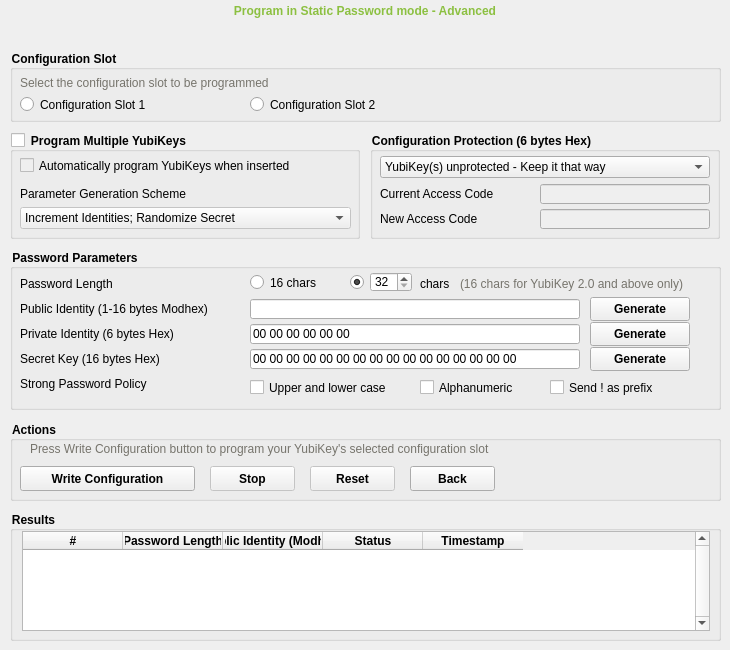
This is src/ui/staticpage.ui in Yubico/yubikey-personalization-gui-dpkg as Qt 5 draws it before an edit. The edited form follows.
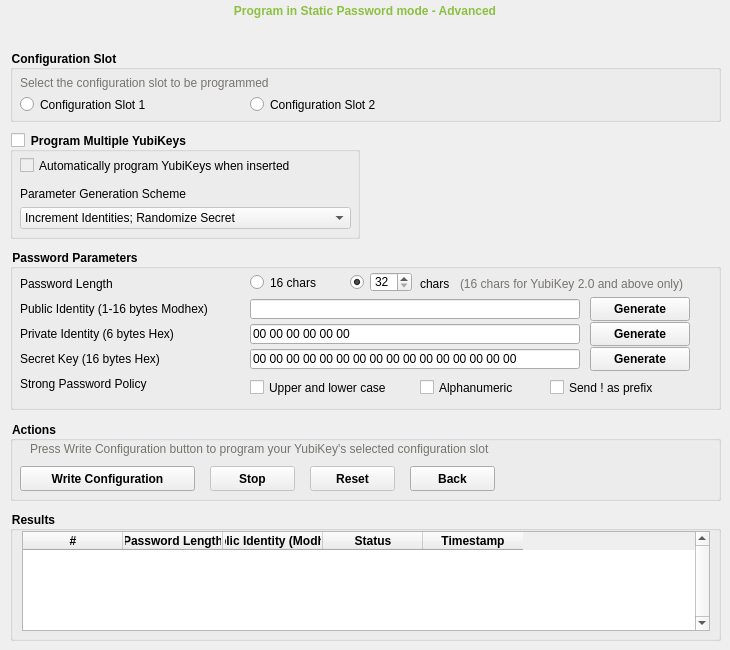
This is the edited form. The open tabs and pages were chosen to show the change. Icons and pictures are not drawn. Custom widgets are drawn as their Qt base class.

What changed in the file:
```diff
--- a/src/ui/staticpage.ui
+++ b/src/ui/staticpage.ui
@@ -1799,198 +1799,6 @@
      </property>
     </widget>
    </widget>
-   <widget class="QGroupBox" name="advConfigProtectionBox">
-    <property name="geometry">
-     <rect>
-      <x>370</x>
-      <y>132</y>
-      <width>350</width>
-      <height>107</height>
-     </rect>
-    </property>
-    <property name="styleSheet">
-     <string notr="true">font-weight: bold;
-</string>
-    </property>
-    <property name="title">
-     <string>Configuration Protection (6 bytes Hex)</string>
-    </property>
-    <widget class="QComboBox" name="advConfigProtectionCombo">
-     <property name="geometry">
-      <rect>
-       <x>10</x>
-       <y>24</y>
-       <width>330</width>
-       <height>22</height>
-      </rect>
-     </property>
-     <property name="styleSheet">
-      <string notr="true">font-weight: normal;</string>
-     </property>
-     <item>
-      <property name="text">
-       <string>YubiKey(s) unprotected - Keep it that way</string>
-      </property>
-     </item>
-     <item>
-      <property name="text">
-       <string>YubiKey(s) unprotected - Enable protection</string>
-      </property>
-     </item>
-     <item>
-      <property name="text">
-       <string>YubiKey(s) protected - Disable protection</string>
-      </property>
-     </item>
-     <item>
-      <property name="text">
-       <string>YubiKey(s) protected - Keep it that way</string>
-      </property>
-     </item>
-     <item>
-      <property name="text">
-       <string>YubiKey(s) protected - Change access code</string>
-      </property>
-     </item>
-    </widget>
-    <widget class="QLineEdit" name="advCurrentAccessCodeTxt">
-     <property name="enabled">
-      <bool>false</bool>
-     </property>
-     <property name="geometry">
-      <rect>
-       <x>170</x>
-       <y>52</y>
-       <width>170</width>
-       <height>20</height>
-      </rect>
-     </property>
-     <property name="styleSheet">
-      <string notr="true">font-weight: normal;</string>
-     </property>
-     <property name="inputMask">
-      <string>hh hh hh hh hh hh; </string>
-     </property>
-     <property name="text">
-      <string>     </string>
-     </property>
-     <property name="maxLength">
-      <number>17</number>
-     </property>
-     <property name="cursorPosition">
-      <number>17</number>
-     </property>
-    </widget>
-    <widget class="QLabel" name="advCurrentAccessCodeLbl">
-     <property name="geometry">
-      <rect>
-       <x>10</x>
-       <y>52</y>
-       <width>141</width>
-       <height>20</height>
-      </rect>
-     </property>
-     <property name="styleSheet">
-      <string notr="true">font-weight:normal;</string>
-     </property>
-     <property name="text">
-      <string>Current Access Code</string>
-     </property>
-    </widget>
-    <widget class="QLabel" name="advNewAccessCodeLbl">
-     <property name="geometry">
-      <rect>
-       <x>10</x>
-       <y>77</y>
-       <width>141</width>
-       <height>20</height>
-      </rect>
-     </property>
-     <property name="styleSheet">
-      <string notr="true">font-weight:normal;</string>
-     </property>
-     <property name="text">
-      <string>New Access Code</string>
-     </property>
-    </widget>
-    <widget class="QLineEdit" name="advNewAccessCodeTxt">
-     <property name="enabled">
-      <bool>false</bool>
-     </property>
-     <property name="geometry">
-      <rect>
-       <x>170</x>
-       <y>77</y>
-       <width>170</width>
-       <height>20</height>
-      </rect>
-     </property>
-     <property name="sizePolicy">
-      <sizepolicy hsizetype="Fixed" vsizetype="Fixed">
-       <horstretch>0</horstretch>
-       <verstretch>0</verstretch>
-      </sizepolicy>
-     </property>
-     <property name="styleSheet">
-      <string notr="true">font-weight: normal;</string>
-     </property>
-     <property name="inputMask">
-      <string>hh hh hh hh hh hh; </string>
-     </property>
-     <property name="text">
-      <string>     </string>
-     </property>
-     <property name="maxLength">
-      <number>17</number>
-     </property>
-     <property name="cursorPosition">
-      <number>17</number>
-     </property>
-    </widget>
-    <widget class="QPushButton" name="advConfigProtectionHelpBtn">
-     <property name="geometry">
-      <rect>
-       <x>325</x>
-       <y>0</y>
-       <width>16</width>
-       <height>16</height>
-      </rect>
-     </property>
-     <property name="sizePolicy">
-      <sizepolicy hsizetype="Ignored" vsizetype="Ignored">
-       <horstretch>0</horstretch>
-       <verstretch>0</verstretch>
-      </sizepolicy>
-     </property>
-     <property name="cursor">
-      <cursorShape>PointingHandCursor</cursorShape>
-     </property>
-     <property name="contextMenuPolicy">
-      <enum>Qt::DefaultContextMenu</enum>
-     </property>
-     <property name="layoutDirection">
-      <enum>Qt::LeftToRight</enum>
-     </property>
-     <property name="autoFillBackground">
-      <bool>false</bool>
-     </property>
-     <property name="styleSheet">
-      <string notr="true">background-image: url(:/res/images/question.png);
-color: lightgray;
-border-radius: 10px;
-</string>
-     </property>
-     <property name="text">
-      <string/>
-     </property>
-     <property name="autoDefault">
-      <bool>false</bool>
-     </property>
-     <property name="default">
-      <bool>false</bool>
-     </property>
-    </widget>
-   </widget>
    <widget class="QGroupBox" name="advActionsBox">
     <property name="geometry">
      <rect>
@@ -2364,8 +2172,26 @@
      </column>
     </widget>
    </widget>
+   <widget class="YubiAccBox" name="advConfigProtectionBox" native="true">
+    <property name="geometry">
+     <rect>
+      <x>370</x>
+      <y>132</y>
+      <width>350</width>
+      <height>117</height>
+     </rect>
+    </property>
+   </widget>
   </widget>
  </widget>
+ <customwidgets>
+  <customwidget>
+   <class>YubiAccBox</class>
+   <extends>QWidget</extends>
+   <header>yubiaccbox.h</header>
+   <container>1</container>
+  </customwidget>
+ </customwidgets>
  <tabstops>
   <tabstop>quickBtn</tabstop>
   <tabstop>advBtn</tabstop>
```
Left out of the diff: 212 changed lines with no effect on the pictures.
